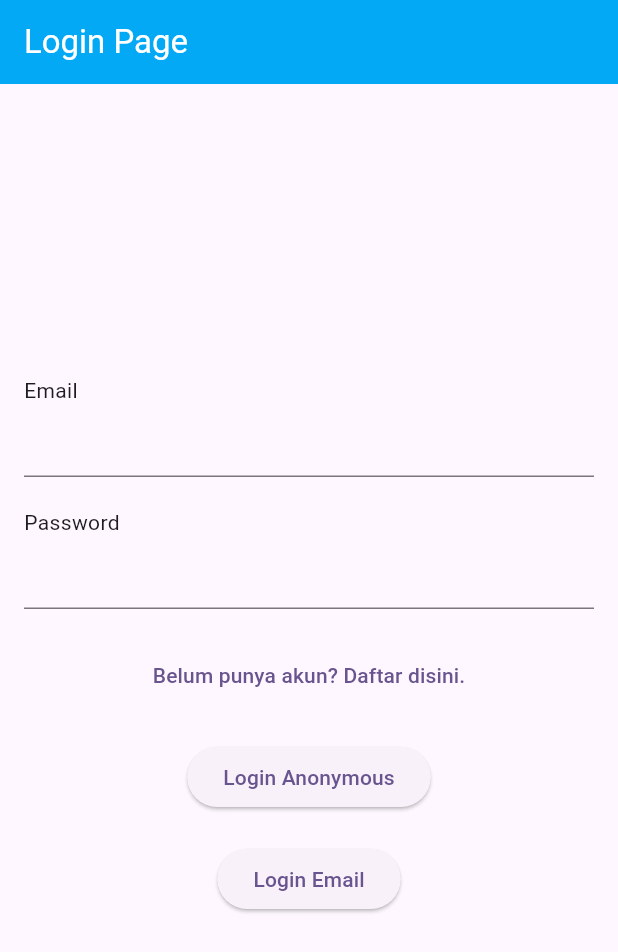
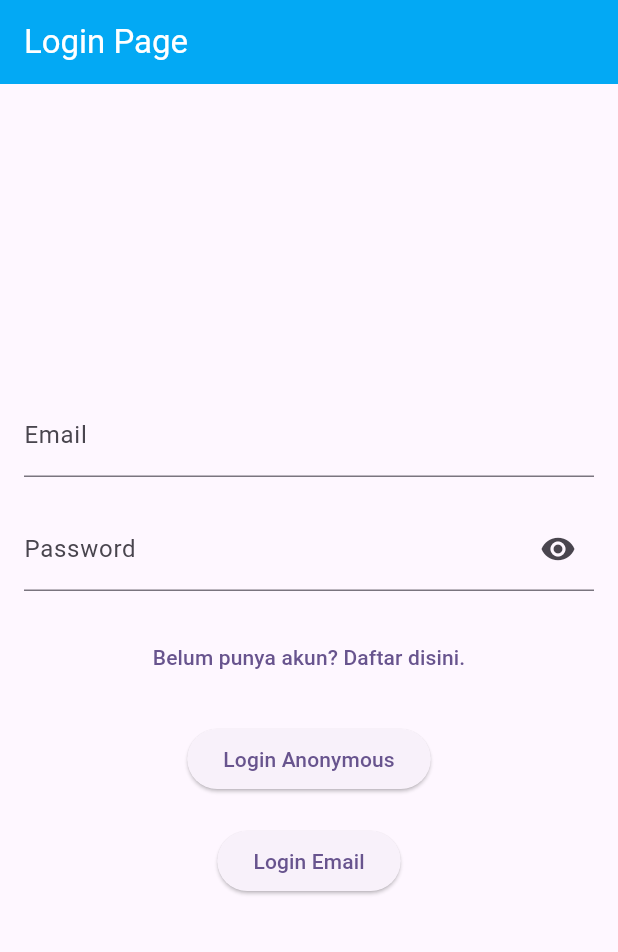
Before and after one commit to fauzihub13/flutter-notes, a Flutter app: the screen it shows after launch, on a phone screen of 412 x 824 dp. Shown: the top 952 px of the screen. Run offline on Flutter 3.47's test engine with Material 3 defaults, Android fonts, the phone set to English and light mode, and no system bars; our stand-ins replace cloud_firestore, firebase_auth, firebase_core; accounts and stored records are empty.

Commit message:
feat: login use email, anonymous, register new user

```diff
--- a/lib/pages/auth/handler.dart
+++ b/lib/pages/auth/handler.dart
@@ -25,7 +25,9 @@ class _HandlerState extends State<Handler> {
         toggleView: toggleView,
       );
     } else {
-      return const RegisterPage();
+      return RegisterPage(
+        toggleView: toggleView,
+      );
     }
   }
 }
--- a/lib/pages/auth/login_page.dart
+++ b/lib/pages/auth/login_page.dart
@@ -11,7 +11,7 @@ class LoginPage extends StatefulWidget {
 }
 
 class _LoginPageState extends State<LoginPage> {
-  bool _showHide = false;
+  bool _showHide = true;
 
   final TextEditingController emailController = TextEditingController();
   final TextEditingController passwordController = TextEditingController();
@@ -38,18 +38,18 @@ class _LoginPageState extends State<LoginPage> {
                 key: _formKey,
                 child: Column(
                   children: [
-                    const Align(
-                      alignment: Alignment.centerLeft,
-                      child: Text('Email'),
-                    ),
+                    // const Align(
+                    //   alignment: Alignment.centerLeft,
+                    //   child: Text('Email'),
+                    // ),
                     _emailField(),
                     const SizedBox(
                       height: 20,
                     ),
-                    const Align(
-                      alignment: Alignment.centerLeft,
-                      child: Text('Password'),
-                    ),
+                    // const Align(
+                    //   alignment: Alignment.centerLeft,
+                    //   child: Text('Password'),
+                    // ),
                     _passwordField(),
                     const SizedBox(
                       height: 20,
@@ -78,6 +78,8 @@ class _LoginPageState extends State<LoginPage> {
     return TextFormField(
       controller: emailController,
       autofocus: false,
+      decoration: const InputDecoration(
+          hintText: 'Masukkan email', label: Text('Email')),
       validator: (value) {
         if (value!.isEmpty) {
           return "Email tidak boleh kosong";
@@ -95,6 +97,17 @@ class _LoginPageState extends State<LoginPage> {
       obscureText: _showHide,
       controller: passwordController,
       autofocus: false,
+      decoration: InputDecoration(
+          hintText: 'Masukkan password',
+          label: const Text('Password'),
+          suffixIcon: GestureDetector(
+            child: const Icon(Icons.visibility),
+            onTap: () {
+              setState(() {
+                _showHide = !_showHide;
+              });
+            },
+          )),
       validator: (value) {
         if (value!.isEmpty) {
           return "Password tidak boleh kosong";
```
Also changed, not shown: lib/pages/auth/register_page.dart (+131 -2 lines), lib/pages/home/home_page.dart (+14 -1 lines).
